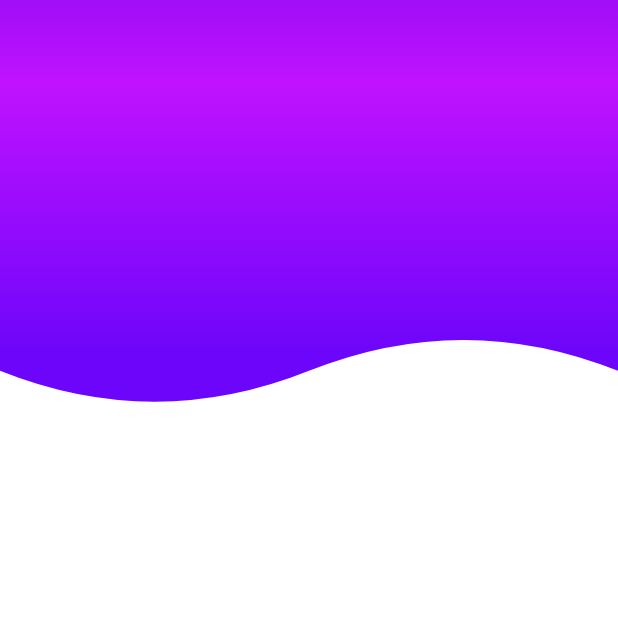
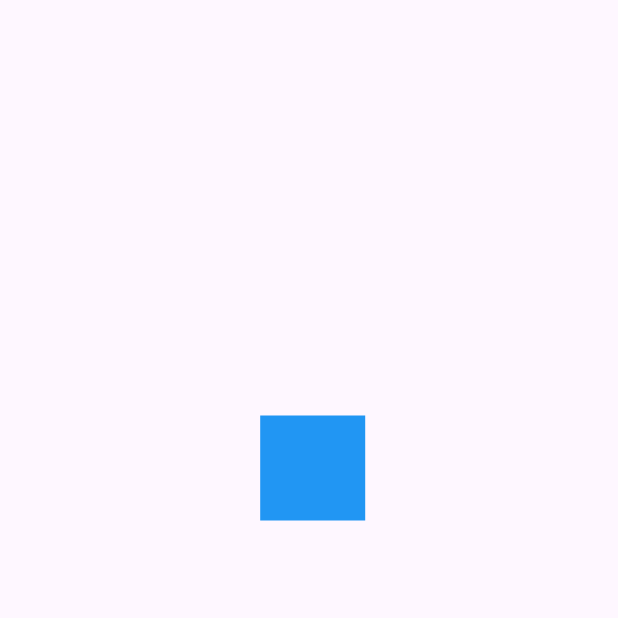
Before and after one commit to viktorhugo/desing_app, a Flutter app: the screen it shows after launch, on a phone screen of 412 x 824 dp, the top half of it. Run offline on Flutter 3.47's test engine with Material 2 defaults, Android fonts, the light colour scheme and no system bars.

Commit message:
finish  3 sesion

```diff
--- /dev/null
+++ b/lib/challenges/cuadrado_animated_page.dart
@@ -0,0 +1,137 @@
+
+import 'package:flutter/material.dart';
+
+class CuadradoAnimatedPage extends StatelessWidget {
+  const CuadradoAnimatedPage({super.key});
+
+  @override
+  Widget build(BuildContext context) {
+    return const Scaffold(
+      body: Center(
+        child: _CuadradoAnimated(),
+      ),
+    );
+  }
+}
+
+class _CuadradoAnimated extends StatefulWidget {
+  const _CuadradoAnimated({
+    super.key,
+  });
+
+  @override
+  State<_CuadradoAnimated> createState() => _CuadradoAnimatedState();
+}
+
+class _CuadradoAnimatedState extends State<_CuadradoAnimated> with SingleTickerProviderStateMixin{
+
+  late final AnimationController controller = AnimationController(
+      vsync: this,
+      duration: const Duration(milliseconds: 4500)
+    );
+  late Animation<double> moveRight;
+  late Animation<double> moveUp;
+  late Animation<double> moveLeft;
+  late Animation<double> moveDown;
+
+  @override
+  void initState() {
+
+    moveRight = Tween(
+      begin: 0.0,
+      end: 100.0
+    ).animate(
+      CurvedAnimation(
+        parent: controller,
+        curve: const Interval(0.0, 0.25, curve: Curves.bounceOut)
+      )
+    );
+
+    moveUp = Tween(
+      begin: 0.0,
+      end: -100.0
+    ).animate(
+      CurvedAnimation(
+        parent: controller,
+        curve: const Interval(0.25, 0.50, curve: Curves.bounceOut)
+      )
+    );
+
+    moveLeft = Tween(
+      begin: 0.0,
+      end: -100.0
+    ).animate(
+      CurvedAnimation(
+        parent: controller,
+        curve: const Interval(0.50, 0.75, curve: Curves.bounceOut)
+      )
+    );
+
+    moveDown = Tween(
+      begin: 0.0,
+      end: 100.0
+    ).animate(
+      CurvedAnimation(
+        parent: controller,
+        curve: const Interval(0.75, 1.0, curve: Curves.bounceOut)
+      )
+    );
+
+    // controller = AnimationController(
+    //   vsync: this,
+    //   duration: const Duration(milliseconds: 4000)
+    // );
+
+    controller.addListener(() {
+      // print('status ${controller.status}');
+      if (controller.status == AnimationStatus.completed) {
+        controller.repeat();
+      }
+
+    });
+
+    super.initState();
+  }
+
+
+  @override
+  void dispose() {
+    controller.dispose();
+    super.dispose();
+  }
+
+  @override
+  Widget build(BuildContext context) {
+
+    controller.forward();
+
+    return AnimatedBuilder(
+      animation: controller,
+      child: const _Rectangle(),
+      builder: (context, child) {
+        // print(rotation.value);
+        // print('opacity status ${opacity.value}');
+        // print(' rotation status ${rotation.value}');
+
+        return Transform.translate(
+          offset: Offset(moveRight.value + moveLeft.value, moveUp.value + moveDown.value),
+          child: child
+        );
+      },
+    );
+  }
+}
+
+class _Rectangle extends StatelessWidget {
+  const _Rectangle({super.key});
+  @override
+  Widget build(BuildContext context) {
+  return Container(
+      width: 70,
+      height: 70,
+      decoration: const BoxDecoration(
+        color: Colors.blue
+      ),
+    );
+  }
+}
--- a/lib/main.dart
+++ b/lib/main.dart
@@ -1,4 +1,6 @@
-import 'package:desing_app/pages/header_page.dart';
+import 'package:desing_app/challenges/cuadrado_animated_page.dart';
+// import 'package:desing_app/pages/animations_page.dart';
+// import 'package:desing_app/pages/header_page.dart';
 import 'package:flutter/material.dart';
 
 void main() {
@@ -18,7 +20,7 @@
         colorScheme: ColorScheme.fromSeed(seedColor: Colors.deepPurple),
         useMaterial3: true,
       ),
-      home: const HeadersPage(),
+      home: const CuadradoAnimatedPage(),
     );
   }
 }
```
Also changed, not shown: lib/pages/animations_page.dart (added, +164 -0 lines), 2 other files.
